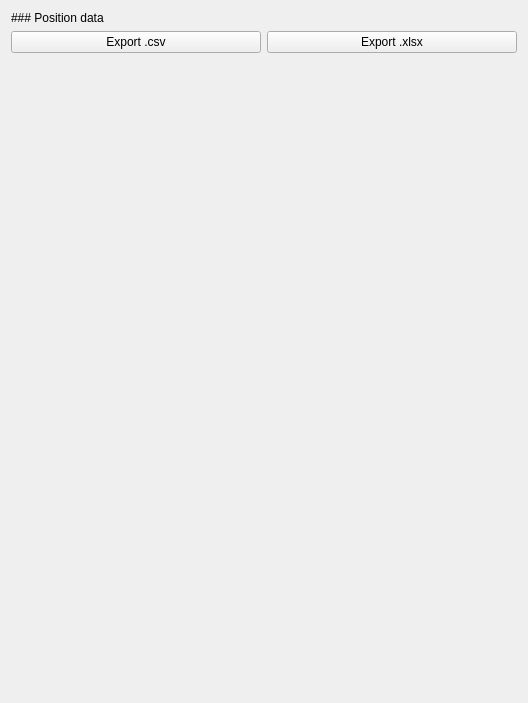
Before: the Qt Designer form src/tacty/ui/forms/export.ui in TactileLibrary/tacty, drawn with Qt 5.
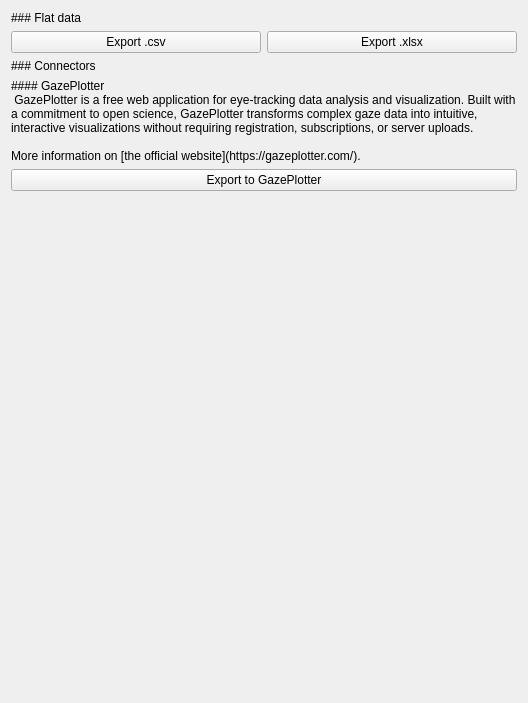
After: the same form once the commit is applied.

Commit message: GazePlotter export

The edit to the form file:
```diff
--- a/src/tacty/ui/forms/export.ui
+++ b/src/tacty/ui/forms/export.ui
@@ -23,7 +23,7 @@
    <item>
     <widget class="QLabel" name="positionDataLabel">
      <property name="text">
-      <string>### Position data</string>
+      <string>### Flat data</string>
      </property>
      <property name="textFormat">
       <enum>Qt::TextFormat::MarkdownText</enum>
@@ -48,6 +48,42 @@
      </item>
     </layout>
    </item>
+   <item>
+    <widget class="QLabel" name="connectorsLabel">
+     <property name="text">
+      <string>### Connectors</string>
+     </property>
+     <property name="textFormat">
+      <enum>Qt::TextFormat::MarkdownText</enum>
+     </property>
+    </widget>
+   </item>
+   <item>
+    <widget class="QLabel" name="gazePlotterLabel">
+     <property name="text">
+      <string>#### GazePlotter
+ GazePlotter is a free web application for eye-tracking data analysis and visualization. Built with a commitment to open science, GazePlotter transforms complex gaze data into intuitive, interactive visualizations without requiring registration, subscriptions, or server uploads.
+
+More information on [the official website](https://gazeplotter.com/).</string>
+     </property>
+     <property name="textFormat">
+      <enum>Qt::TextFormat::MarkdownText</enum>
+     </property>
+     <property name="scaledContents">
+      <bool>false</bool>
+     </property>
+     <property name="wordWrap">
+      <bool>true</bool>
+     </property>
+    </widget>
+   </item>
+   <item>
+    <widget class="QPushButton" name="gazePlotter">
+     <property name="text">
+      <string>Export to GazePlotter</string>
+     </property>
+    </widget>
+   </item>
    <item>
     <spacer name="verticalSpacer">
      <property name="orientation">
```
Left out of the diff: 4 changed lines with no effect on the pictures. The commit also changes 3 other files.
